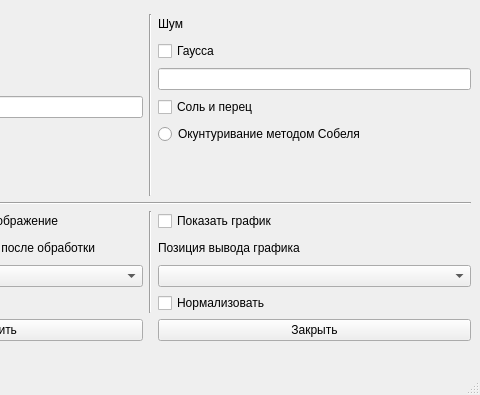
First picture: the form in lab_EData/forms/qt_forms/image_processing.ui, repository ziminyuri/experimental_data, before the edit; both pictures show x 324 to 804 and y 95 to 490 of the 804 by 490 pixel window.
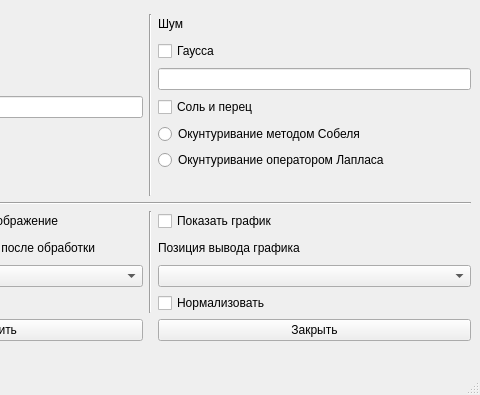
Second picture: the form after the edit.

Commit message: :sparkles:Реализовал оператор Лапласа

The edit to the form file:
```diff
--- a/lab_EData/forms/qt_forms/image_processing.ui
+++ b/lab_EData/forms/qt_forms/image_processing.ui
@@ -280,6 +280,13 @@
         </property>
        </widget>
       </item>
+      <item row="9" column="4">
+       <widget class="QRadioButton" name="radioButton_11">
+        <property name="text">
+         <string>Окунтуривание оператором Лапласа</string>
+        </property>
+       </widget>
+      </item>
      </layout>
     </item>
    </layout>
```
The commit also changes 9 other files.
